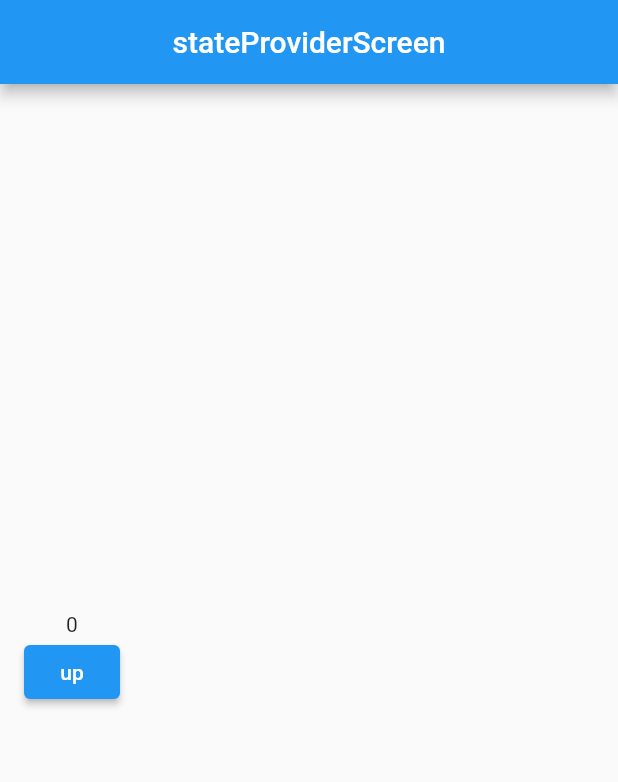
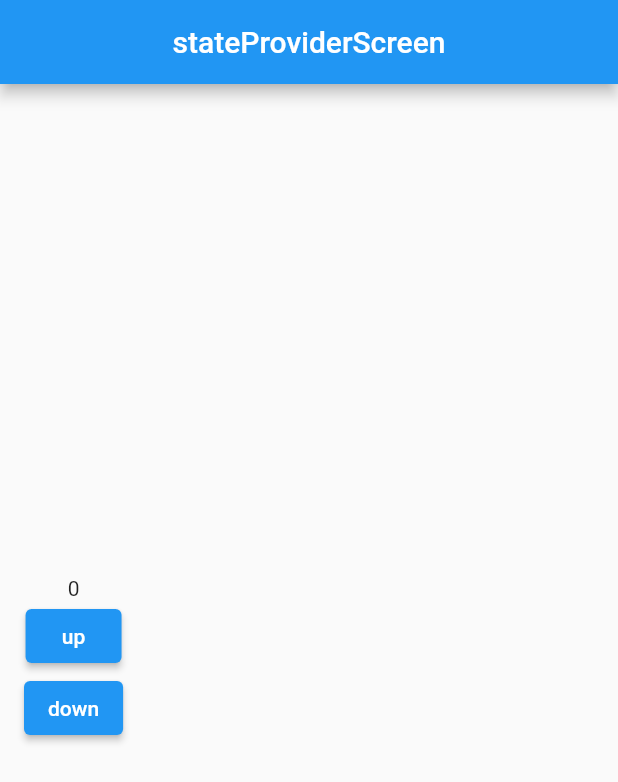
Before and after one commit to jaehee21232/riverpod_test, a Flutter app: the StateProviderScreen widget shown alone on an empty page, opened directly, on a phone screen of 412 x 824 dp. Shown: the top 782 px of the screen. Run offline on Flutter 3.47's test engine with Material 2 defaults, Android fonts, the phone set to English and light mode, and no system bars; our stand-ins replace flutter_riverpod.

Commit message:
feat: StateProvider

```diff
--- a/lib/screen/state_provider_screen.dart
+++ b/lib/screen/state_provider_screen.dart
@@ -21,7 +21,13 @@ class StateProviderScreen extends ConsumerWidget {
                       .read(numberProvider.notifier)
                       .update((state) => state + 1);
                 },
-                child: Text("up"))
+                child: Text("up")),
+            ElevatedButton(
+                onPressed: () {
+                  ref.read(numberProvider.notifier).state =
+                      ref.read(numberProvider.notifier).state - 1;
+                },
+                child: Text("down")),
           ],
         ));
   }
```
